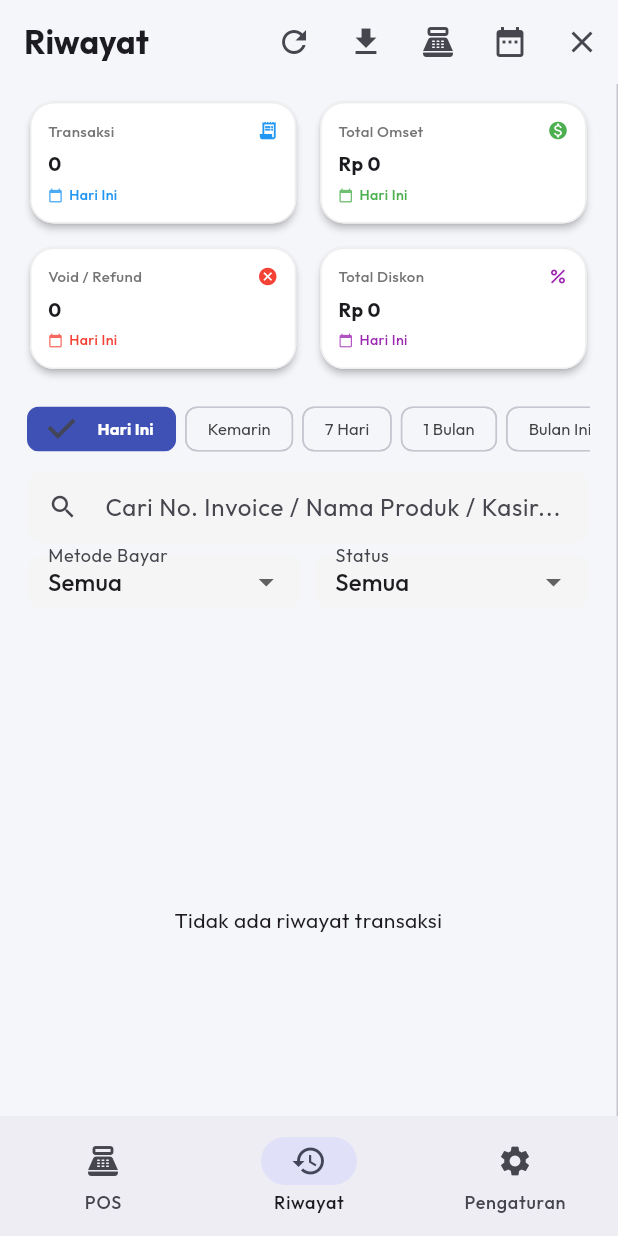
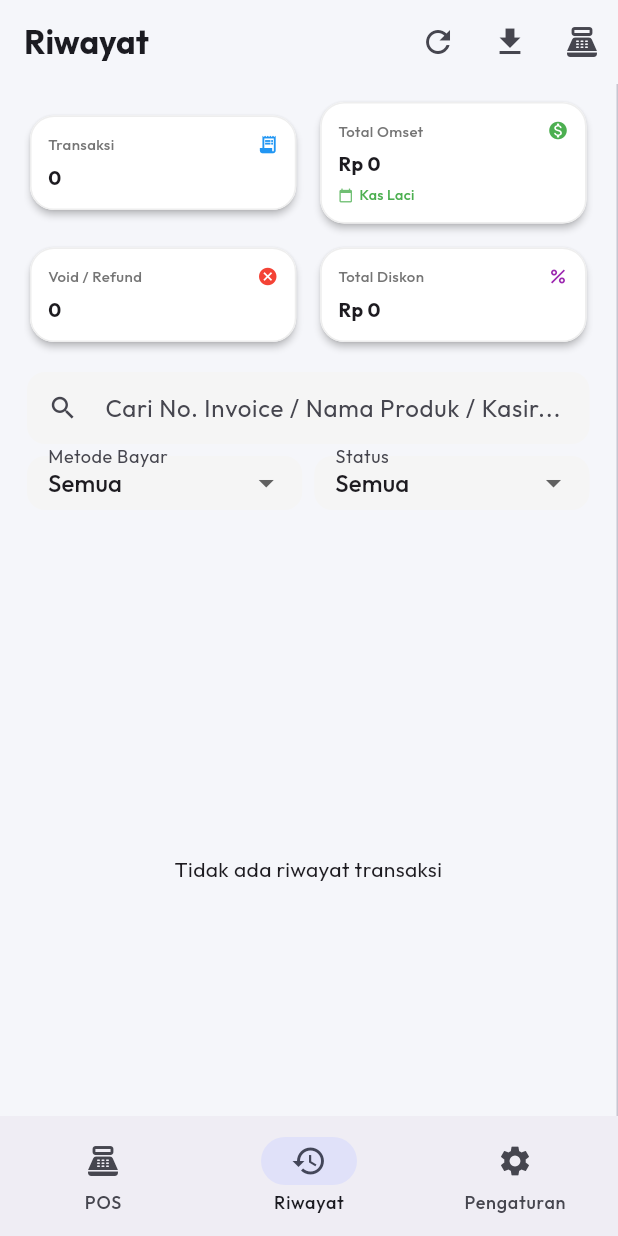
Before and after one commit to jhonwick88/tokopintar, a Flutter app: the SalesHistoryScreen screen opened by its route, on a phone screen of 412 x 824 dp. Run offline on Flutter 3.47's test engine with Material 3 defaults, Android fonts, the phone set to English and light mode, and no system bars; our stand-ins replace audioplayers, cloud_firestore, dio, file_picker, firebase_core, fl_chart and 12 more; missing offline and left inert: dart:ffi, dart:html, excel, mobile_scanner, print_bluetooth_thermal; accounts and stored records are empty; network calls fail.

Commit message:
fix: kembalikan tap kas laci pada card omset dan batasi filter tanggal hanya untuk admin

```diff
--- a/lib/presentation/screens/sales_history_screen.dart
+++ b/lib/presentation/screens/sales_history_screen.dart
@@ -510,6 +510,8 @@
   @override
   Widget build(BuildContext context) {
     final historyState = ref.watch(salesHistoryNotifierProvider);
+    final authState = ref.watch(authNotifierProvider);
+    final isAdmin = authState.currentUser?.role.toLowerCase() == 'admin';
     final width = MediaQuery.of(context).size.width;
     final isLarge = width >= 900;
     final currencyFormatter = NumberFormat.currency(locale: 'id_ID', symbol: 'Rp ', decimalDigits: 0);
@@ -559,29 +561,11 @@
               tooltip: 'Rekonsiliasi Kas Laci (Hari Ini)',
               onPressed: () => _showCashReconciliationDialog(todayRevenue, todayCashRevenue),
             ),
+            if (isAdmin) ...[
               IconButton(
                 icon: const Icon(Icons.date_range),
                 tooltip: 'Pilih Rentang Tanggal',
-              onPressed: () async {
-                final picked = await showDateRangePicker(
-                  context: context,
-                  firstDate: DateTime(2025),
-                  lastDate: DateTime(2030),
-                  initialDateRange: historyState.startDate != null && historyState.endDate != null
-                      ? DateTimeRange(start: historyState.startDate!, end: historyState.endDate!)
-                      : null,
-                );
-                if (picked != null) {
-                  setState(() {
-                    _selectedDateRangePreset = 'custom';
-                    _customDateRange = picked;
-                    _currentPage = 1;
-                  });
-                  ref
-                      .read(salesHistoryNotifierProvider.notifier)
-                      .updateDateFilter(picked.start, picked.end);
-                }
-              },
+                onPressed: _pickCustomDateRange,
               ),
               if (historyState.startDate != null)
                 IconButton(
@@ -597,6 +581,7 @@
                   tooltip: 'Reset Filter Tanggal (Tampilkan Semua)',
                 ),
             ],
+          ],
         ),
         body: Row(
           children: [
@@ -628,9 +613,9 @@
                                       value: '${historyState.filteredSales.length}',
                                       icon: Icons.receipt_long,
                                       color: Colors.blue,
-                                      subtitle: _getDateFilterLabel(),
-                                      onTap: _showDateFilterDialog,
-                                      tooltip: 'Klik untuk filter tanggal Transaksi',
+                                      subtitle: isAdmin ? _getDateFilterLabel() : null,
+                                      onTap: isAdmin ? _showDateFilterDialog : null,
+                                      tooltip: isAdmin ? 'Klik untuk filter tanggal Transaksi' : null,
                                     ),
                                   ),
                                   const SizedBox(width: 8),
@@ -640,9 +625,9 @@
                                       value: currencyFormatter.format(activeRevenue),
                                       icon: Icons.monetization_on,
                                       color: Colors.green,
-                                      subtitle: _getDateFilterLabel(),
-                                      onTap: _showDateFilterDialog,
-                                      tooltip: 'Klik untuk filter tanggal Total Omset',
+                                      subtitle: isAdmin ? _getDateFilterLabel() : 'Kas Laci',
+                                      onTap: () => _showCashReconciliationDialog(todayRevenue, todayCashRevenue),
+                                      tooltip: 'Klik untuk Rekonsiliasi Kas Laci',
                                     ),
                                   ),
                                   const SizedBox(width: 8),
@@ -652,9 +637,9 @@
                                       value: '$voidedCount',
                                       icon: Icons.cancel,
                                       color: Colors.red,
-                                      subtitle: _getDateFilterLabel(),
-                                      onTap: _showDateFilterDialog,
-                                      tooltip: 'Klik untuk filter tanggal',
+                                      subtitle: isAdmin ? _getDateFilterLabel() : null,
+                                      onTap: isAdmin ? _showDateFilterDialog : null,
+                                      tooltip: isAdmin ? 'Klik untuk filter tanggal' : null,
                                     ),
                                   ),
                                   const SizedBox(width: 8),
@@ -664,9 +649,9 @@
                                       value: currencyFormatter.format(totalDiscounts),
                                       icon: Icons.percent,
                                       color: Colors.purple,
-                                      subtitle: _getDateFilterLabel(),
-                                      onTap: _showDateFilterDialog,
-                                      tooltip: 'Klik untuk filter tanggal',
+                                      subtitle: isAdmin ? _getDateFilterLabel() : null,
+                                      onTap: isAdmin ? _showDateFilterDialog : null,
+                                      tooltip: isAdmin ? 'Klik untuk filter tanggal' : null,
                                     ),
                                   ),
                                 ],
@@ -681,9 +666,9 @@
                                           value: '${historyState.filteredSales.length}',
                                           icon: Icons.receipt_long,
                                           color: Colors.blue,
-                                          subtitle: _getDateFilterLabel(),
-                                          onTap: _showDateFilterDialog,
-                                          tooltip: 'Klik untuk filter tanggal Transaksi',
+                                          subtitle: isAdmin ? _getDateFilterLabel() : null,
+                                          onTap: isAdmin ? _showDateFilterDialog : null,
+                                          tooltip: isAdmin ? 'Klik untuk filter tanggal Transaksi' : null,
                                         ),
                                       ),
                                       const SizedBox(width: 8),
@@ -693,9 +678,9 @@
                                           value: currencyFormatter.format(activeRevenue),
                                           icon: Icons.monetization_on,
                                           color: Colors.green,
-                                          subtitle: _getDateFilterLabel(),
-                                          onTap: _showDateFilterDialog,
-                                          tooltip: 'Klik untuk filter tanggal Total Omset',
+                                          subtitle: isAdmin ? _getDateFilterLabel() : 'Kas Laci',
+                                          onTap: () => _showCashReconciliationDialog(todayRevenue, todayCashRevenue),
+                                          tooltip: 'Klik untuk Rekonsiliasi Kas Laci',
                                         ),
                                       ),
                                     ],
@@ -709,9 +694,9 @@
                                           value: '$voidedCount',
                                           icon: Icons.cancel,
                                           color: Colors.red,
-                                          subtitle: _getDateFilterLabel(),
-                                          onTap: _showDateFilterDialog,
-                                          tooltip: 'Klik untuk filter tanggal',
+                                          subtitle: isAdmin ? _getDateFilterLabel() : null,
+                                          onTap: isAdmin ? _showDateFilterDialog : null,
+                                          tooltip: isAdmin ? 'Klik untuk filter tanggal' : null,
                                         ),
                                       ),
                                       const SizedBox(width: 8),
@@ -721,9 +706,9 @@
                                           value: currencyFormatter.format(totalDiscounts),
                                           icon: Icons.percent,
                                           color: Colors.purple,
-                                          subtitle: _getDateFilterLabel(),
-                                          onTap: _showDateFilterDialog,
-                                          tooltip: 'Klik untuk filter tanggal',
+                                          subtitle: isAdmin ? _getDateFilterLabel() : null,
+                                          onTap: isAdmin ? _showDateFilterDialog : null,
+                                          tooltip: isAdmin ? 'Klik untuk filter tanggal' : null,
                                         ),
                                       ),
                                     ],
@@ -737,11 +722,14 @@
                     SliverPersistentHeader(
                       pinned: true,
                       delegate: _SearchAndFilterHeaderDelegate(
-                        height: isLarge ? 175.0 : 225.0,
+                        height: isLarge
+                            ? (isAdmin ? 175.0 : 125.0)
+                            : (isAdmin ? 225.0 : 175.0),
                         child: Column(
                           crossAxisAlignment: CrossAxisAlignment.start,
                           children: [
-                            // Date Presets Row
+                            // Date Presets Row (Only visible for admin)
+                            if (isAdmin) ...[
                               SingleChildScrollView(
                                 scrollDirection: Axis.horizontal,
                                 child: Row(
@@ -763,6 +751,7 @@
                                 ),
                               ),
                               const SizedBox(height: 8),
+                            ],
                             // Search Bar
                             TextField(
                               controller: _searchController,
@@ -1122,6 +1111,9 @@
   }
 
   void _showDateFilterDialog() {
+    final isAdmin = ref.read(authNotifierProvider).currentUser?.role.toLowerCase() == 'admin';
+    if (!isAdmin) return;
+
     showModalBottomSheet(
       context: context,
       shape: const RoundedRectangleBorder(
@@ -1139,7 +1131,7 @@
                   mainAxisAlignment: MainAxisAlignment.spaceBetween,
                   children: [
                     const Text(
-                      'Filter Tanggal Riwayat & Total Omset',
+                      'Filter Tanggal Riwayat Penjualan',
                       style: TextStyle(fontWeight: FontWeight.bold, fontSize: 16),
                     ),
                     IconButton(
```
Lines whose indentation alone changed are shown as unchanged.
